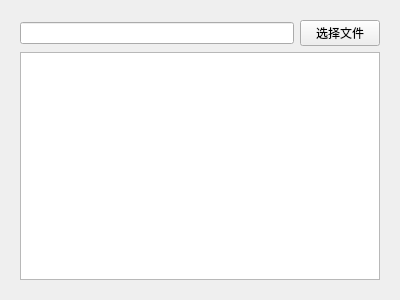
Qt form search.ui (zhsliu/MS) before a commit.
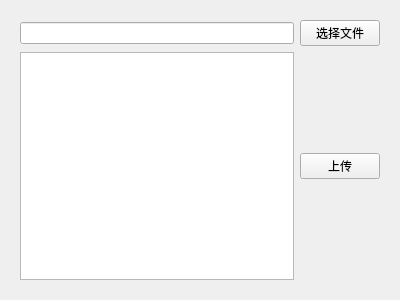
The same form after that commit.

```diff
--- a/search.ui
+++ b/search.ui
@@ -17,6 +17,9 @@
    <item>
     <widget class="QWidget" name="widget" native="true">
      <layout class="QGridLayout" name="gridLayout">
+      <item row="2" column="0">
+       <widget class="QTextEdit" name="fileContent"/>
+      </item>
       <item row="0" column="0">
        <widget class="QLineEdit" name="fileLine"/>
       </item>
@@ -27,8 +30,12 @@
         </property>
        </widget>
       </item>
-      <item row="1" column="0" colspan="2">
-       <widget class="QTextEdit" name="fileContent"/>
+      <item row="2" column="1">
+       <widget class="QPushButton" name="upload_btn">
+        <property name="text">
+         <string>上传</string>
+        </property>
+       </widget>
       </item>
      </layout>
     </widget>
```
Left out of the diff: 2 changed lines with no effect on the pictures.
